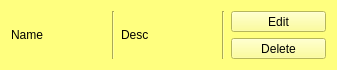
This is gui/pluginWidget.ui in RafiKueng/dropContactAngleMeasurement as Qt 5 draws it before an edit. The edited form follows.
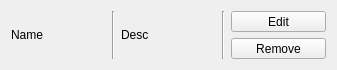
This is the edited form.

Commit message: implemented plugin widegt signals and slots

```diff
--- a/gui/pluginWidget.ui
+++ b/gui/pluginWidget.ui
@@ -37,9 +37,6 @@
   <property name="windowTitle">
    <string>Form</string>
   </property>
-  <property name="styleSheet">
-   <string notr="true">background-color: rgb(255, 255, 127);</string>
-  </property>
   <layout class="QHBoxLayout" name="horizontalLayout">
    <item>
     <widget class="QLabel" name="txtName">
@@ -81,7 +78,7 @@
      <item>
       <widget class="QPushButton" name="btnDelete">
        <property name="text">
-        <string>Delete</string>
+        <string>Remove</string>
        </property>
       </widget>
      </item>
```
Left out of the diff: 2 changed lines with no effect on the pictures. The commit also changes 1 other file.
